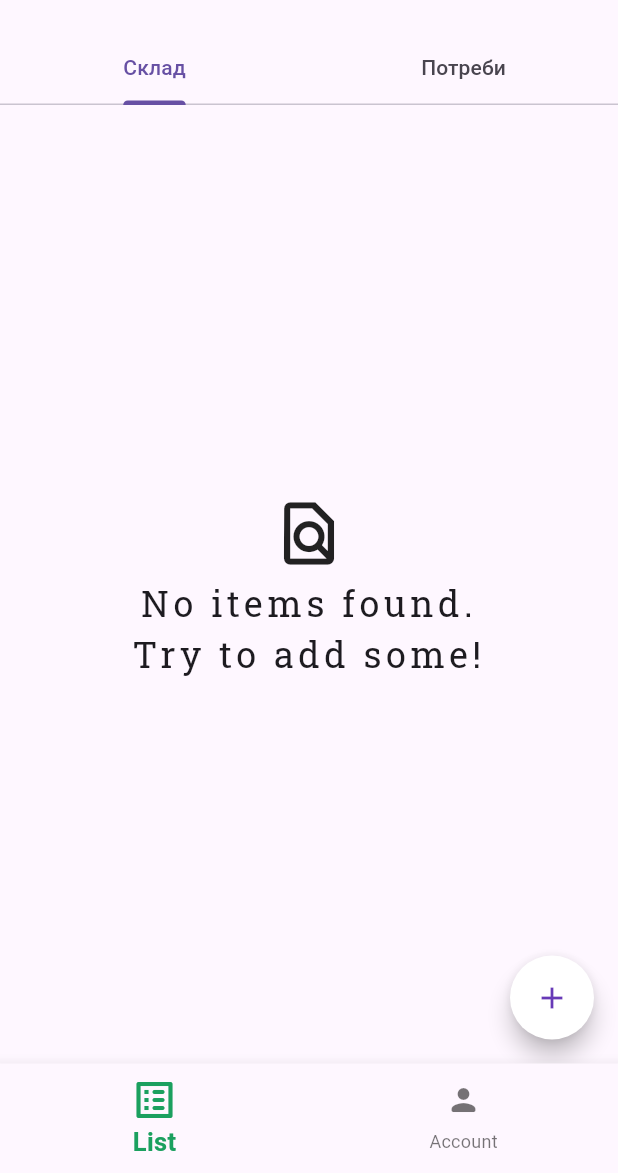
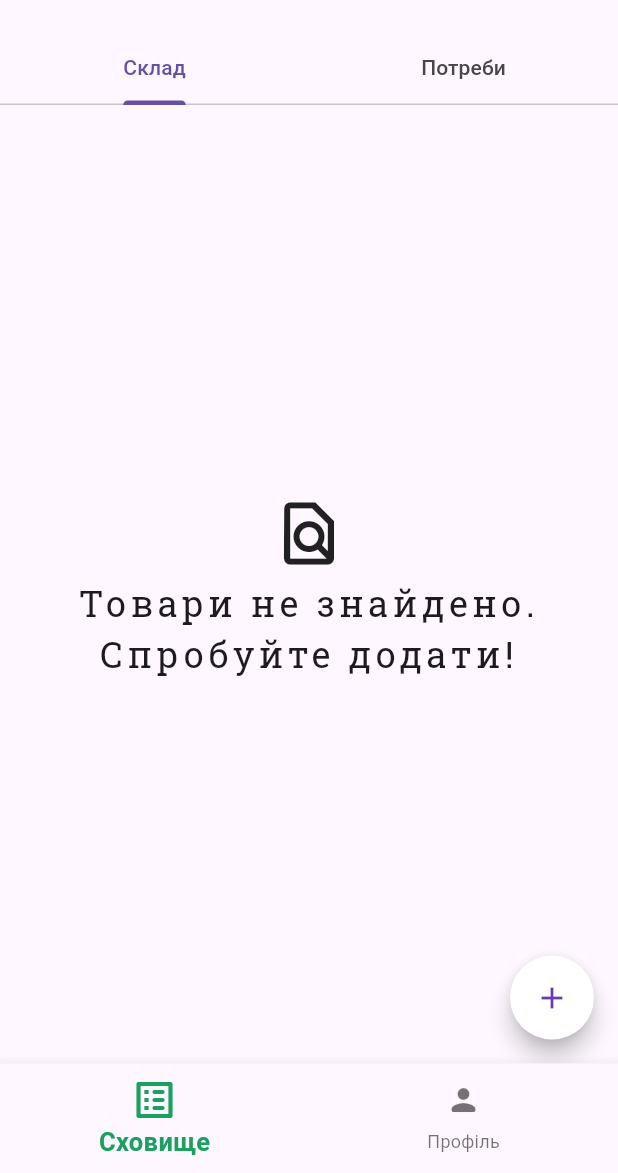
Before and after one commit to rqer4/warehouse_charity_app, a Flutter app: the screen it shows once a user with an empty profile is signed in, on a phone screen of 412 x 824 dp, the part 63-1236 px from its top. Run offline on Flutter 3.47's test engine with Material 3 defaults, Android fonts, the light colour scheme and no system bars; drawn by our look-alikes of flutter_speed_dial; our stand-ins replace firebase_auth, firebase_core, firebase_storage, flutter_spinbox, google_fonts, image_picker; missing offline and left inert: firebase_ui_auth, firebase_ui_oauth_google, flutter_barcode_scanner, widget_zoom; accounts and stored records are empty; network calls fail; key blocks and very long unbroken strings in the code were emptied for the run.

Commit message:
last changes

```diff
--- a/lib/home_page.dart
+++ b/lib/home_page.dart
@@ -14,7 +14,7 @@ class HomePage extends StatefulWidget {
 class _HomePageState extends State<HomePage> {
   final List<Text> _tabsTitles = [
     const Text('Sunny Base'),
-    const Text('My account'),
+    const Text('Мій профіль'),
   ];
 
   final List<Widget> _tabs = [
@@ -26,7 +26,7 @@ class _HomePageState extends State<HomePage> {
           padding: const EdgeInsets.all(2),
           child: AspectRatio(
             aspectRatio: 1,
-            child: Image.asset('assets/images/sugar.jpg'),
+            child: Image.asset('assets/images/gerb.png'),
           ),
         )
       ],
@@ -59,11 +59,11 @@ class _HomePageState extends State<HomePage> {
         items: const <BottomNavigationBarItem>[
           BottomNavigationBarItem(
             icon: Icon(Icons.list_alt_rounded),
-            label: 'List',
+            label: 'Сховище',
           ),
           BottomNavigationBarItem(
             icon: Icon(Icons.person_rounded),
-            label: 'Account',
+            label: 'Профіль',
           ),
         ],
         currentIndex: selectedIndex,
--- a/lib/main.dart
+++ b/lib/main.dart
@@ -11,6 +11,7 @@ Future<void> main() async {
   );
   runApp(
     MaterialApp(
+      debugShowCheckedModeBanner: false,
       theme: ThemeData(
         primarySwatch: Colors.blue,
       ),
--- a/lib/model/storage_card.dart
+++ b/lib/model/storage_card.dart
@@ -2,9 +2,9 @@
 //import 'package:intl/intl.dart';
 
 
-enum Cathegory { food, drinks, medicine, hygiene, auto, amunition }
+enum Cathegory { food, drinks, medicine, hygiene, auto, amunition, canc, electronics,  }
 
-enum MeasureUnit { liters, ml, kg, grams, mg, pcs, pairs, metr,  }
+enum MeasureUnit { liters, ml, kg, grams, mg, pcs, pairs, metr, size, tonn }
 
 class StorageCard {
   StorageCard({
@@ -19,11 +19,11 @@ class StorageCard {
   }) ;
 
   final String id;
-  final int barcode;
+  final dynamic barcode;
   String title;
-  dynamic quantity;
+  double quantity;
   String image;
-  Cathegory cathegory;
+  String cathegory;
   double measureVolume;
-  MeasureUnit measureUnit;
+  String measureUnit;
 }
--- a/lib/pages/list_page.dart
+++ b/lib/pages/list_page.dart
@@ -14,8 +14,9 @@ class ListPage extends StatefulWidget {
   ListPage({
     super.key,
     required this.registeredItems,
+    this.isItems,
   });
-
+  bool? isItems;
   List<StorageCard> registeredItems;
 
   @override
@@ -25,6 +26,7 @@ class ListPage extends StatefulWidget {
 }
 
 class _ListPageState extends State<ListPage> {
+  late Widget mainContent;
   void _onRemoveItem(StorageCard itemCard) async {
     final itemIndex = widget.registeredItems.indexOf(itemCard);
     setState(() {
@@ -44,10 +46,44 @@ class _ListPageState extends State<ListPage> {
     }
   }
 
+  @override
+  void initState() {
+    // TODO: implement initState
+    super.initState();
+    mainContent = assingMain(widget.isItems!);
+  }
+
   void _addItemToList(StorageCard item) {
     setState(() {
-      widget.registeredItems.add(item);
+      widget.registeredItems.insert(0, item);
     });
+  }
+
+  Widget assingMain(bool isListEmpty) {
+    return isListEmpty
+        ? Center(
+            child: Column(
+              mainAxisAlignment: MainAxisAlignment.center,
+              children: [
+                const SizedBox(
+                    height: 60,
+                    width: 60,
+                    child: Icon(
+                      Icons.find_in_page_outlined,
+                      size: 50,
+                    )),
+                Text(
+                  'Товари не знайдено. \nTry to add some!',
+                  textAlign: TextAlign.center,
+                  style: GoogleFonts.robotoSlab(fontSize: 24, letterSpacing: 3),
+                )
+              ],
+            ),
+          )
+        : ItemsList(
+            itemsList: widget.registeredItems,
+            removeItem: _onRemoveItem,
+          );
   }
 
   void _openAddItemWindow() async {
@@ -74,7 +110,7 @@ class _ListPageState extends State<ListPage> {
 
   void _openFindItemWindow() async {
     String scannedBarcode = await FlutterBarcodeScanner.scanBarcode(
-        '#ff6666', 'Cancel', true, ScanMode.BARCODE);
+        '#ff6666', 'Скасувати', true, ScanMode.BARCODE);
 
     await Navigator.of(context).push<StorageCard>(
       MaterialPageRoute(
@@ -84,6 +120,7 @@ class _ListPageState extends State<ListPage> {
           scannedBarcode: int.parse(scannedBarcode),
           changeInitialList: itemEditedByCode,
           addNewItemToList: _addItemToList,
+          removeItem: _onRemoveItem,
         ),
       ),
     );
@@ -93,8 +130,7 @@ class _ListPageState extends State<ListPage> {
 
   @override
   Widget build(BuildContext context) {
-
-    Widget mainContent = widget.registeredItems.isNotEmpty
+    mainContent = widget.registeredItems.isNotEmpty
         ? ItemsList(
             itemsList: widget.registeredItems,
             removeItem: _onRemoveItem,
@@ -111,7 +147,7 @@ class _ListPageState extends State<ListPage> {
                       size: 50,
                     )),
                 Text(
-                  'No items found. \nTry to add some!',
+                  'Товари не знайдено. \nСпробуйте додати!',
                   textAlign: TextAlign.center,
                   style: GoogleFonts.robotoSlab(fontSize: 24, letterSpacing: 3),
                 )
@@ -134,12 +170,12 @@ class _ListPageState extends State<ListPage> {
           SpeedDialChild(
             child: const Icon(CupertinoIcons.barcode_viewfinder),
             onTap: _openFindItemWindow,
-            label: 'Find by code',
+            label: 'Знайти за кодом',
           ),
           SpeedDialChild(
             child: const Icon(Icons.edit),
             onTap: _openAddItemWindow,
-            label: 'Add new item',
+            label: 'Створити товар',
           )
         ],
         child: const Icon(Icons.add),
--- a/lib/pages/needs_page.dart
+++ b/lib/pages/needs_page.dart
@@ -170,7 +170,7 @@ class _NeedsPageState extends State<NeedsPage> {
               size: 50.0,
             ),
             Text(
-              'There is no needs. \nYou can add some!',
+              'Немає потреб. \nВи можете створити нову!',
               textAlign: TextAlign.center,
               style: GoogleFonts.robotoSlab(fontSize: 24, letterSpacing: 3),
             )
--- a/lib/screens/add_need.dart
+++ b/lib/screens/add_need.dart
@@ -105,12 +105,13 @@ class _AddNeedState extends State<AddNeed> {
 
   void _openFindItemWindow() async {
     String scannedBarcode = await FlutterBarcodeScanner.scanBarcode(
-        '#ff6666', 'Cancel', true, ScanMode.BARCODE);
+        '#ff6666', 'Скасувати', true, ScanMode.BARCODE);
 
     await Navigator.of(context).push<StorageCard>(
       MaterialPageRoute(
         builder: (ctx) => FindByCode(
           inNeeds: true,
+          isFindForNeed: true,
           listOfItems: widget.listOfItems,
           scannedBarcode: int.parse(scannedBarcode),
           sendItemToNeeds: addToListOfNeedsItems,
@@ -120,7 +121,7 @@ class _AddNeedState extends State<AddNeed> {
       ),
     );
 
-    //return;
+    return;
   }
 
   void addToListOfNeedsItems(StorageCard card) {
@@ -175,7 +176,7 @@ class _AddNeedState extends State<AddNeed> {
                                   if (value == null ||
                                       value.isEmpty ||
                                       value.length > 20) {
-                                    return 'Invalid title';
+                                    return 'Некоректна назва';
                                   }
                                   return null;
                                 },
@@ -198,7 +199,7 @@ class _AddNeedState extends State<AddNeed> {
                                 children: [
                                   Text(
                                     deadline == null
-                                        ? 'Deadline date\'s\n   not selected'
+                                        ? 'Дата дедлайну\n   не обрана'
                                         : 'Дедлайн:\n${formater.format(deadline!)}',
                                     style: const TextStyle(
                                       fontWeight: FontWeight.bold,
@@ -219,7 +220,7 @@ class _AddNeedState extends State<AddNeed> {
                                 child: NeedsItem(
                                   needItem: NeedsCard(
                                     parentId: DateTime.now().toString(),
-                                    title: 'Selected Items:',
+                                    title: 'Обрані товари:',
                                     childrens: listOfNeedsItems,
                                   ),
                                   onRemoveChild: _onRemoveItem,
@@ -235,7 +236,7 @@ class _AddNeedState extends State<AddNeed> {
                                       Padding(
                                         padding: const EdgeInsets.only(top: 15),
                                         child: Text(
-                                          'No added items yet. \n',
+                                          'Товари не додано. \n',
                                           style: GoogleFonts.robotoSlab(
                                               fontSize: 20),
                                         ),
@@ -243,7 +244,7 @@ class _AddNeedState extends State<AddNeed> {
                                     ],
                                   ),
                                   const Text(
-                                    'Scan the code and add some by pressing button below',
+                                    'Відскануйте код, щоб додати, натиснувши кнопку внизу.',
                                     textAlign: TextAlign.center,
                                     style: TextStyle(fontSize: 16),
                                   ),
@@ -254,7 +255,7 @@ class _AddNeedState extends State<AddNeed> {
                                     onPressed: () {
                                       onCreateNeed(null, null);
                                     },
-                                    label: const Text('Save items.'),
+                                    label: const Text('Додати потребу.'),
                                     icon: const Icon(Icons.save_outlined),
                                     style: ElevatedButton.styleFrom(
                                         foregroundColor:
@@ -274,7 +275,7 @@ class _AddNeedState extends State<AddNeed> {
                 onPressed: () {
                   Navigator.pop(context);
                 },
-                label: const Text('Back to needs list.'),
+                label: const Text('Назад до потреб.'),
                 icon: const Icon(Icons.keyboard_backspace_rounded),
               )
             ],
@@ -285,7 +286,7 @@ class _AddNeedState extends State<AddNeed> {
 
     return Scaffold(
         appBar: AppBar(
-          title: const Text('Create need'),
+          title: const Text('Створити потребу'),
         ),
         floatingActionButtonLocation: FloatingActionButtonLocation.endFloat,
         floatingActionButton: SizedBox(
--- a/lib/widgets/pick_image.dart
+++ b/lib/widgets/pick_image.dart
@@ -27,14 +27,14 @@ class _PickImageState extends State<PickImage> {
           child: Wrap(
             children: [
               ListTile(
-                title: const Text('Camera'),
+                title: const Text('Камера'),
                 onTap: () {
                   _addImage(true);
                   Navigator.pop(context);
                 },
               ),
               ListTile(
-                  title: const Text('Gallery'),
+                  title: const Text('Галерея'),
                   onTap: () {
                     _addImage(false);
                     Navigator.pop(context);
@@ -66,7 +66,7 @@ class _PickImageState extends State<PickImage> {
                 onPressed: _showDialog,
                 icon: const Icon(Icons.add_a_photo_outlined),
                 label: const Text(
-                  'Add item image',
+                  'Додати зображення',
                 ),
                 style: OutlinedButton.styleFrom(
                   padding: const EdgeInsets.fromLTRB(15, 0, 10, 0),
@@ -91,7 +91,7 @@ class _PickImageState extends State<PickImage> {
                   ),
                   OutlinedButton.icon(
                     onPressed: _showDialog,
-                    label: const Text('Change'),
+                    label: const Text('Змінити'),
                     icon: const Icon(Icons.add_a_photo_outlined),
                   ),
                 ],
--- a/pubspec.yaml
+++ b/pubspec.yaml
@@ -75,6 +75,7 @@ flutter:
   assets:
     - assets\images\soda.jpg
     - assets\images\sugar.jpg
+    - assets\images\gerb.png
 
   # An image asset can refer to one or more resolution-specific "variants", see
   # https://flutter.dev/assets-and-images/#resolution-aware
```
Also changed, not shown: lib/items_list/items_list.dart (+50 -42 lines), lib/items_list/stored_item.dart (+4 -4 lines), lib/screens/find_by_code/find_by_code.dart (+54 -19 lines), lib/screens/tab_bar_holder.dart (+9 -26 lines), lib/screens/widget_tree.dart (+8 -6 lines), lib/widgets/card_form.dart (+75 -37 lines), lib/widgets/final_need.dart (+6 -6 lines), assets/images/gerb.png (added).
